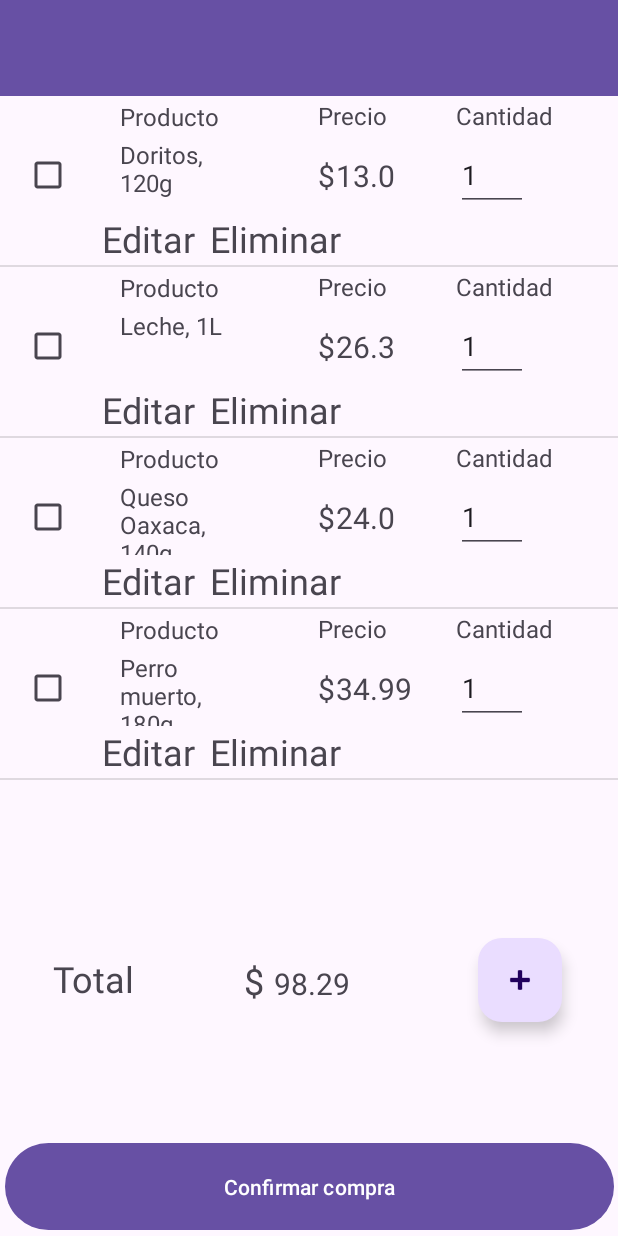
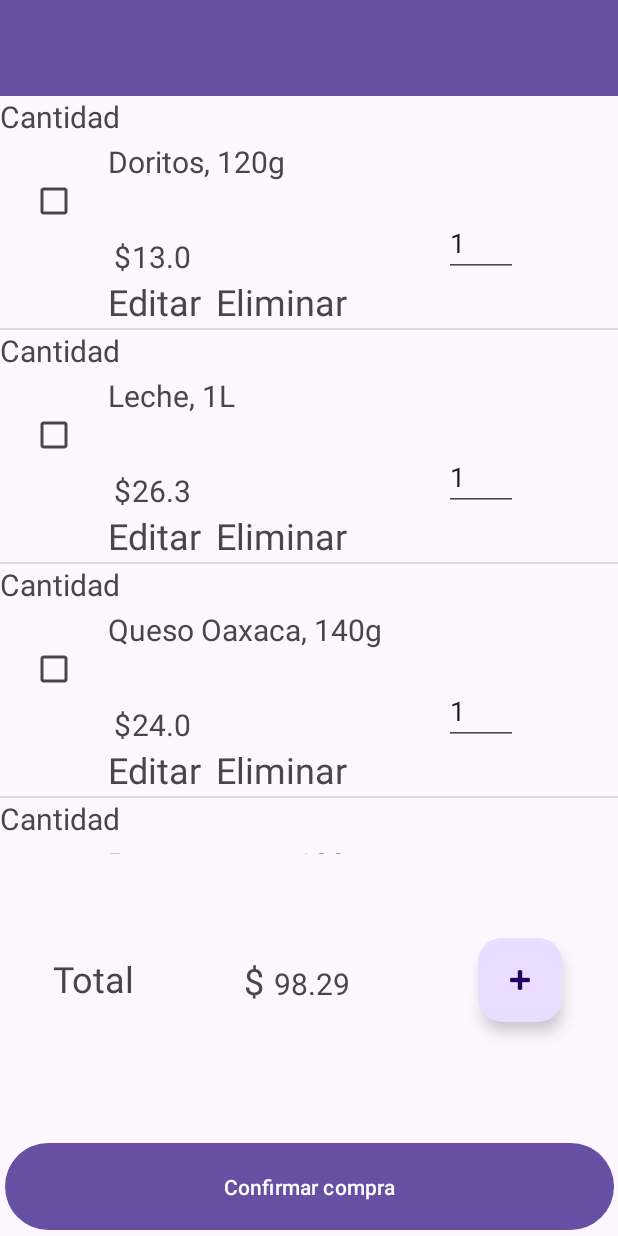
Before and after one commit to UlisesRS1/AppShopList, an Android app: the screen it shows after launch (MainActivity), on a phone screen of 412 x 824 dp. Run offline under Robolectric (Android 15) with nearby library versions, the phone set to English and light mode, and no system bars.

Commit message:
ajuste de tamaños list element

```diff
--- a/app/src/main/res/layout/list_element.xml
+++ b/app/src/main/res/layout/list_element.xml
@@ -18,19 +18,7 @@
         android:layout_width="wrap_content"
         android:layout_height="wrap_content"
         android:orientation="horizontal"
-        app:layout_constraintGuide_begin="79dp" />
-
-    <TextView
-        android:id="@+id/textView"
-        android:layout_width="wrap_content"
-        android:layout_height="wrap_content"
-        android:layout_marginStart="16dp"
-        android:text="Producto"
-        android:textSize="16sp"
-        app:layout_constraintBottom_toTopOf="@+id/guideline"
-        app:layout_constraintStart_toStartOf="@+id/guideline9"
-        app:layout_constraintTop_toTopOf="@+id/guideline5"
-        app:layout_constraintVertical_bias="0.437" />
+        app:layout_constraintGuide_begin="121dp" />
 
     <CheckBox
         android:id="@+id/cbxChecado"
@@ -46,13 +34,10 @@
         android:id="@+id/textView4"
         android:layout_width="wrap_content"
         android:layout_height="wrap_content"
-        android:layout_marginStart="240dp"
         android:text="Cantidad"
-        android:textSize="16sp"
-        app:layout_constraintBottom_toTopOf="@+id/guideline"
-        app:layout_constraintStart_toStartOf="@+id/guideline9"
-        app:layout_constraintTop_toTopOf="@+id/guideline5"
-        app:layout_constraintVertical_bias="0.285" />
+        android:textSize="20dp"
+        tools:layout_editor_absoluteX="285dp"
+        tools:layout_editor_absoluteY="30dp" />
 
     <TextView
         android:id="@+id/txtEditar"
@@ -80,71 +65,60 @@
 
     <EditText
         android:id="@+id/edtCantidadProducto"
-        android:layout_width="48dp"
-        android:layout_height="48dp"
-        android:layout_marginStart="240dp"
+        android:layout_width="49dp"
+        android:layout_height="39dp"
+        android:layout_marginStart="228dp"
         android:ems="10"
         android:focusable="auto"
         android:hint="0"
         android:inputType="number"
         app:layout_constraintBottom_toTopOf="@+id/guideline7"
         app:layout_constraintStart_toStartOf="@+id/guideline9"
-        app:layout_constraintTop_toTopOf="@+id/guideline" />
+        app:layout_constraintTop_toTopOf="@+id/guideline"
+        app:layout_constraintVertical_bias="1.0" />
 
     <TextView
         android:id="@+id/txtPrecioCheck"
         android:layout_width="wrap_content"
         android:layout_height="wrap_content"
-        android:layout_marginStart="160dp"
+        android:layout_marginStart="20dp"
         android:text="0.00"
         android:textSize="20sp"
         app:layout_constraintBottom_toTopOf="@+id/guideline7"
         app:layout_constraintStart_toStartOf="@+id/guideline9"
         app:layout_constraintTop_toTopOf="@+id/guideline"
-        app:layout_constraintVertical_bias="0.515" />
-
-    <TextView
-        android:id="@+id/textView3"
-        android:layout_width="wrap_content"
-        android:layout_height="wrap_content"
-        android:layout_marginStart="148dp"
-        android:text="Precio"
-        android:textSize="16sp"
-        app:layout_constraintBottom_toTopOf="@+id/guideline"
-        app:layout_constraintStart_toStartOf="@+id/guideline9"
-        app:layout_constraintTop_toTopOf="@+id/guideline5"
-        app:layout_constraintVertical_bias="0.285" />
+        app:layout_constraintVertical_bias="1.0" />
 
     <TextView
         android:id="@+id/textView8"
         android:layout_width="wrap_content"
         android:layout_height="wrap_content"
-        android:layout_marginStart="148dp"
+        android:layout_marginStart="8dp"
         android:text="$"
         android:textSize="20sp"
         app:layout_constraintBottom_toTopOf="@+id/guideline7"
         app:layout_constraintStart_toStartOf="@+id/guideline9"
         app:layout_constraintTop_toTopOf="@+id/guideline"
-        app:layout_constraintVertical_bias="0.515" />
+        app:layout_constraintVertical_bias="1.0" />
 
     <TextView
         android:id="@+id/txtNombreDelProductoCheck"
-        android:layout_width="90dp"
-        android:layout_height="50dp"
-        android:layout_marginStart="16dp"
+        android:layout_width="200dp"
+        android:layout_height="52dp"
+        android:layout_marginStart="4dp"
         android:text="TextView"
-        android:textSize="16sp"
+        android:textSize="20sp"
         app:layout_constraintBottom_toTopOf="@+id/guideline7"
         app:layout_constraintStart_toStartOf="@+id/guideline9"
         app:layout_constraintTop_toTopOf="@+id/guideline"
-        app:layout_constraintVertical_bias="0.521" />
+        app:layout_constraintVertical_bias="0.076" />
 
     <androidx.constraintlayout.widget.Guideline
         android:id="@+id/guideline4"
         android:layout_width="wrap_content"
         android:layout_height="wrap_content"
         android:orientation="horizontal"
-        app:layout_constraintGuide_begin="112dp" />
+        app:layout_constraintGuide_begin="155dp" />
 
     <androidx.constraintlayout.widget.Guideline
         android:id="@+id/guideline5"
@@ -158,6 +132,6 @@
         android:layout_width="wrap_content"
         android:layout_height="wrap_content"
         android:orientation="vertical"
-        app:layout_constraintGuide_begin="64dp" />
+        app:layout_constraintGuide_begin="68dp" />
 
 </androidx.constraintlayout.widget.ConstraintLayout>
```
